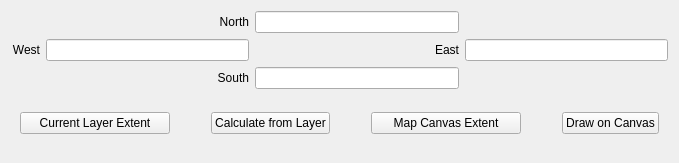
First picture: the form in src/ui/qgsextentgroupboxwidget.ui, repository qgis/QGIS, before the edit.
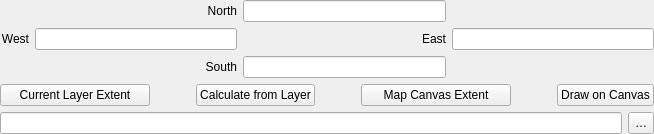
Second picture: the form after the edit. Custom widgets are drawn as their Qt base class.

```diff
--- a/src/ui/qgsextentgroupboxwidget.ui
+++ b/src/ui/qgsextentgroupboxwidget.ui
@@ -2,18 +2,43 @@
 <ui version="4.0">
  <class>QgsExtentGroupBoxWidget</class>
  <widget class="QWidget" name="QgsExtentGroupBoxWidget">
-  <property name="geometry">
-   <rect>
-    <x>0</x>
-    <y>0</y>
-    <width>679</width>
-    <height>163</height>
-   </rect>
+  <property name="sizePolicy">
+   <sizepolicy hsizetype="Preferred" vsizetype="Minimum">
+    <horstretch>0</horstretch>
+    <verstretch>0</verstretch>
+   </sizepolicy>
   </property>
   <property name="windowTitle">
    <string>Form</string>
   </property>
   <layout class="QVBoxLayout" name="verticalLayout">
+   <property name="leftMargin">
+    <number>0</number>
+   </property>
+   <property name="topMargin">
+    <number>0</number>
+   </property>
+   <property name="rightMargin">
+    <number>0</number>
+   </property>
+   <property name="bottomMargin">
+    <number>0</number>
+   </property>
+   <item>
+    <widget class="QWidget" name="mExpandedWidget" native="true">
+     <layout class="QVBoxLayout" name="verticalLayout_2">
+      <property name="leftMargin">
+       <number>0</number>
+      </property>
+      <property name="topMargin">
+       <number>0</number>
+      </property>
+      <property name="rightMargin">
+       <number>0</number>
+      </property>
+      <property name="bottomMargin">
+       <number>0</number>
+      </property>
    <item>
     <layout class="QGridLayout" name="gridLayout_4">
      <item row="0" column="1">
@@ -77,7 +102,45 @@
    <item>
     <widget class="QWidget" name="widget_2" native="true">
      <layout class="QGridLayout" name="gridLayout">
-      <item row="0" column="6">
+         <property name="leftMargin">
+          <number>0</number>
+         </property>
+         <property name="topMargin">
+          <number>0</number>
+         </property>
+         <property name="rightMargin">
+          <number>0</number>
+         </property>
+         <property name="bottomMargin">
+          <number>0</number>
+         </property>
+         <item row="2" column="11">
+          <widget class="QPushButton" name="mButtonDrawOnCanvas">
+           <property name="sizePolicy">
+            <sizepolicy hsizetype="Minimum" vsizetype="Minimum">
+             <horstretch>0</horstretch>
+             <verstretch>0</verstretch>
+            </sizepolicy>
+           </property>
+           <property name="text">
+            <string>Draw on Canvas</string>
+           </property>
+          </widget>
+         </item>
+         <item row="2" column="0">
+          <widget class="QPushButton" name="mOriginalExtentButton">
+           <property name="minimumSize">
+            <size>
+             <width>150</width>
+             <height>0</height>
+            </size>
+           </property>
+           <property name="text">
+            <string>Current Layer Extent</string>
+           </property>
+          </widget>
+         </item>
+         <item row="2" column="6">
        <widget class="QPushButton" name="mCurrentExtentButton">
         <property name="minimumSize">
          <size>
@@ -90,7 +153,7 @@
         </property>
        </widget>
       </item>
-      <item row="0" column="1">
+         <item row="2" column="1">
        <spacer name="horizontalSpacer_3">
         <property name="orientation">
          <enum>Qt::Horizontal</enum>
@@ -103,7 +166,7 @@
         </property>
        </spacer>
       </item>
-      <item row="0" column="5">
+         <item row="2" column="5">
        <spacer name="horizontalSpacer">
         <property name="orientation">
          <enum>Qt::Horizontal</enum>
@@ -116,7 +179,7 @@
         </property>
        </spacer>
       </item>
-      <item row="0" column="10">
+         <item row="2" column="10">
        <spacer name="horizontalSpacer_2">
         <property name="orientation">
          <enum>Qt::Horizontal</enum>
@@ -129,7 +192,7 @@
         </property>
        </spacer>
       </item>
-      <item row="0" column="3">
+         <item row="2" column="3">
        <widget class="QPushButton" name="mButtonCalcFromLayer">
         <property name="sizePolicy">
          <sizepolicy hsizetype="Minimum" vsizetype="Minimum">
@@ -142,29 +205,47 @@
         </property>
        </widget>
       </item>
-      <item row="0" column="11">
-       <widget class="QPushButton" name="mButtonDrawOnCanvas">
+        </layout>
+       </widget>
+      </item>
+     </layout>
+    </widget>
+   </item>
+   <item>
+    <widget class="QWidget" name="mCondensedFrame" native="true">
+     <layout class="QHBoxLayout" name="horizontalLayout">
+      <property name="leftMargin">
+       <number>0</number>
+      </property>
+      <property name="topMargin">
+       <number>0</number>
+      </property>
+      <property name="rightMargin">
+       <number>0</number>
+      </property>
+      <property name="bottomMargin">
+       <number>0</number>
+      </property>
+      <item>
+       <widget class="QgsHighlightableLineEdit" name="mCondensedLineEdit">
         <property name="sizePolicy">
-         <sizepolicy hsizetype="Minimum" vsizetype="Minimum">
+         <sizepolicy hsizetype="Expanding" vsizetype="Preferred">
           <horstretch>0</horstretch>
           <verstretch>0</verstretch>
          </sizepolicy>
         </property>
-        <property name="text">
-         <string>Draw on Canvas</string>
-        </property>
        </widget>
       </item>
-      <item row="0" column="0">
-       <widget class="QPushButton" name="mOriginalExtentButton">
-        <property name="minimumSize">
-         <size>
-          <width>150</width>
-          <height>0</height>
-         </size>
+      <item>
+       <widget class="QToolButton" name="mCondensedToolButton">
+        <property name="sizePolicy">
+         <sizepolicy hsizetype="Fixed" vsizetype="Preferred">
+          <horstretch>0</horstretch>
+          <verstretch>0</verstretch>
+         </sizepolicy>
         </property>
         <property name="text">
-         <string>Current Layer Extent</string>
+         <string>…</string>
         </property>
        </widget>
       </item>
@@ -173,6 +254,13 @@
    </item>
   </layout>
  </widget>
+ <customwidgets>
+  <customwidget>
+   <class>QgsHighlightableLineEdit</class>
+   <extends>QLineEdit</extends>
+   <header>qgshighlightablelineedit.h</header>
+  </customwidget>
+ </customwidgets>
  <tabstops>
   <tabstop>mYMaxLineEdit</tabstop>
   <tabstop>mXMinLineEdit</tabstop>
```
Left out of the diff: 50 changed lines with no effect on the pictures. Lines whose indentation alone changed are shown as unchanged.
